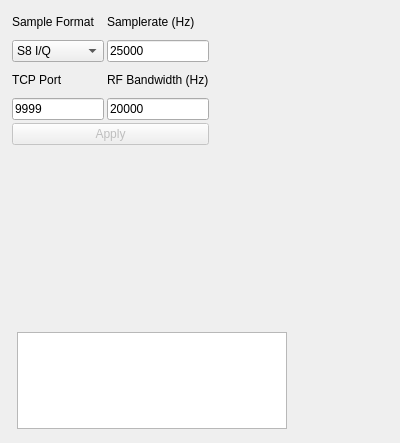
Old version of the form plugins/channel/tcpsrc/tcpsrcgui.ui in the repository f4exb/sdrangel.
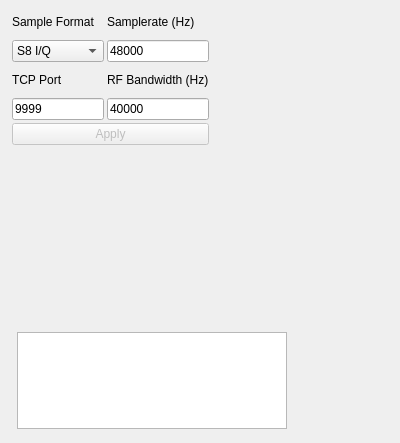
New version of the form. Custom widgets are drawn as their Qt base class.

Commit message: Segfault from interpolator changes.

Patch:
```diff
--- a/plugins/channel/tcpsrc/tcpsrcgui.ui
+++ b/plugins/channel/tcpsrc/tcpsrcgui.ui
@@ -56,7 +56,7 @@
     <item row="3" column="1">
      <widget class="QLineEdit" name="rfBandwidth">
       <property name="text">
-       <string>20000</string>
+       <string>40000</string>
       </property>
      </widget>
     </item>
@@ -77,7 +77,7 @@
     <item row="1" column="1">
      <widget class="QLineEdit" name="sampleRate">
       <property name="text">
-       <string>25000</string>
+       <string>48000</string>
       </property>
      </widget>
     </item>
```
The commit also changes 2 other files.
